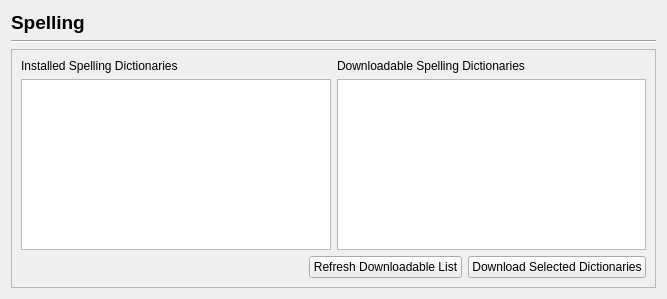
This is scribus/ui/prefs_spellingbase.ui in scribusproject/scribus as Qt 5 draws it before an edit. The edited form follows.
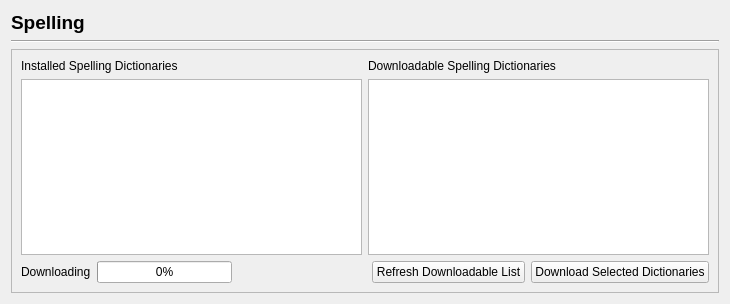
This is the edited form.

Commit message: Add a progress bar for downloading spelling dictionaries

```diff
--- a/scribus/ui/prefs_spellingbase.ui
+++ b/scribus/ui/prefs_spellingbase.ui
@@ -6,8 +6,8 @@
    <rect>
     <x>0</x>
     <y>0</y>
-    <width>667</width>
-    <height>299</height>
+    <width>730</width>
+    <height>304</height>
    </rect>
   </property>
   <property name="windowTitle">
@@ -45,8 +45,8 @@
        <rect>
         <x>0</x>
         <y>0</y>
-        <width>641</width>
-        <height>231</height>
+        <width>704</width>
+        <height>236</height>
        </rect>
       </property>
       <layout class="QVBoxLayout" name="verticalLayout_4">
@@ -92,6 +92,26 @@
        </item>
        <item>
         <layout class="QHBoxLayout" name="horizontalLayout">
+         <item>
+          <widget class="QLabel" name="dlLabel">
+           <property name="text">
+            <string>Downloading</string>
+           </property>
+          </widget>
+         </item>
+         <item>
+          <widget class="QProgressBar" name="downloadProgressBar">
+           <property name="value">
+            <number>0</number>
+           </property>
+           <property name="textVisible">
+            <bool>true</bool>
+           </property>
+           <property name="invertedAppearance">
+            <bool>false</bool>
+           </property>
+          </widget>
+         </item>
          <item>
           <spacer name="horizontalSpacer">
            <property name="orientation">
```
The commit also changes 4 other files.
